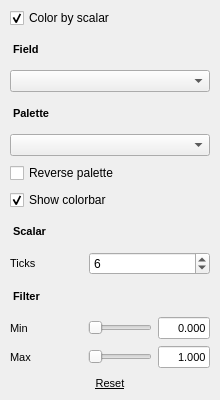
Qt form src/ui/scalar_page.ui (thermeng/SciRender) before a commit.
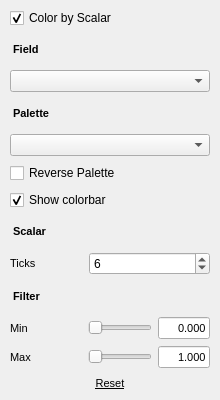
The same form after that commit.

```diff
--- a/src/ui/scalar_page.ui
+++ b/src/ui/scalar_page.ui
@@ -29,7 +29,7 @@
    <item>
     <widget class="QCheckBox" name="colorByScalar">
      <property name="text">
-      <string>Color by scalar</string>
+      <string>Color by Scalar</string>
      </property>
      <property name="checked">
       <bool>true</bool>
@@ -65,7 +65,7 @@
    <item>
     <widget class="QCheckBox" name="reversePalette">
      <property name="text">
-      <string>Reverse palette</string>
+      <string>Reverse Palette</string>
      </property>
     </widget>
    </item>
```
